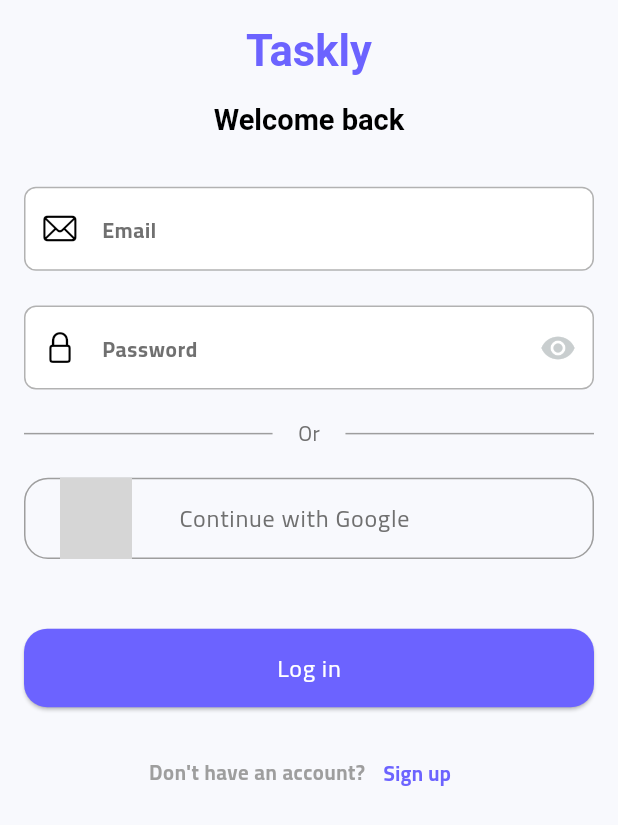
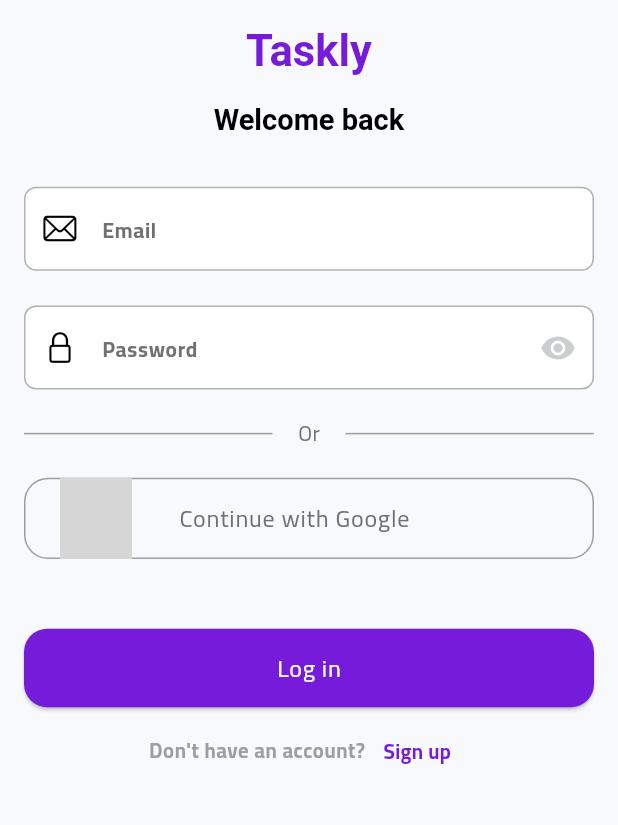
Before and after one commit to kareemzedan-dev/Taskly, a Flutter app: the screen it shows after launch, after a tap on "I'm a Freelancer", after a tap on "Log in", on a phone screen of 412 x 824 dp. Shown: the top 825 px of the screen. Run offline on Flutter 3.47's test engine with Material 3 defaults, Android fonts, the phone set to English and light mode, and no system bars; our stand-ins replace flutter_bloc, flutter_screenutil, video_player; missing offline and left inert: svg_flutter; Roboto replaces fonts that are missing (DM Sans); grey boxes are pictures that could not be loaded.

Commit message:
refactor: cleanup and refactor welcome page

```diff
--- /dev/null
+++ b/devtools_options.yaml
@@ -0,0 +1,3 @@
+description: This file stores settings for Dart & Flutter DevTools.
+documentation: https://docs.flutter.dev/tools/devtools/extensions#configure-extension-enablement-states
+extensions:
--- a/lib/core/utils/colors_manger.dart
+++ b/lib/core/utils/colors_manger.dart
@@ -1,7 +1,7 @@
 import 'package:flutter/material.dart';
 
 class ColorsManager {
-  static const Color primary = Color(0xFF6C63FF);
+  static const Color primary = Color(0xFF771BDA);
   static const Color secondary = Color(0xFFFFC107);
   static const Color accent = Color(0xFFFF6584);
 
--- a/lib/features/auth/presentation/views/widgets/login_view_body.dart
+++ b/lib/features/auth/presentation/views/widgets/login_view_body.dart
@@ -89,7 +89,7 @@
             /// Login button
             CustomBotton(title: "Log in", ontap: () {}),
 
-            SizedBox(height: 20.h),
+            SizedBox(height: 5.h),
 
             /// Sign up link
             Row(
--- a/lib/features/auth/presentation/views/widgets/register_view_body.dart
+++ b/lib/features/auth/presentation/views/widgets/register_view_body.dart
@@ -122,7 +122,7 @@
             SizedBox(height: 48.h),
 
             CustomBotton(title: "Create my account", ontap: () {}),
-            SizedBox(height: 20.h),
+            SizedBox(height: 5.h),
             Row(
               mainAxisAlignment: MainAxisAlignment.center,
               children: [
@@ -138,7 +138,7 @@
                 ),
                 TextButton(
                   onPressed: () {
-                     role == "freelancer"
+                    role == "freelancer"
                         ? Navigator.pushNamed(
                           context,
                           RoutesManager.login,
--- /dev/null
+++ b/lib/features/welcome/presentation/cubit/welcome_view_model.dart
@@ -0,0 +1,38 @@
+import 'package:flutter_bloc/flutter_bloc.dart';
+import 'package:video_player/video_player.dart';
+import 'welcome_states.dart';
+
+class WelcomeViewModel extends Cubit<WelcomeState> {
+  late VideoPlayerController _controller;
+
+  VideoPlayerController get controller => _controller;
+
+  WelcomeViewModel() : super(  WelcomeState()) {
+    _initVideo();
+  }
+
+  Future<void> _initVideo() async {
+    emit(state.copyWith(status: WelcomeStatus.loading));
+
+    _controller = VideoPlayerController.asset("assets/videos/welcome_video.mp4");
+    await _controller.initialize();
+
+    _controller
+      ..setLooping(true)
+      ..setVolume(0.0)
+      ..play();
+
+    emit(state.copyWith(status: WelcomeStatus.videoReady));
+  }
+
+void selectRole(UserRole role) {
+  emit(state.copyWith(selectedRole: role));
+}
+
+
+  @override
+  Future<void> close() {
+    _controller.dispose();
+    return super.close();
+  }
+}
--- a/lib/features/welcome/presentation/views/widgets/build_back_video.dart
+++ b/lib/features/welcome/presentation/views/widgets/build_back_video.dart
@@ -1,11 +1,16 @@
 import 'package:flutter/material.dart';
 import 'package:video_player/video_player.dart';
 
-SizedBox buildBackVideo(VideoPlayerController controller) {
-  return SizedBox.expand(
-    child:
-        controller.value.isInitialized
-            ? FittedBox(
+class BackVideo extends StatelessWidget {
+  final VideoPlayerController controller;
+
+  const BackVideo({super.key, required this.controller});
+
+  @override
+  Widget build(BuildContext context) {
+    return SizedBox.expand(
+      child: controller.value.isInitialized
+          ? FittedBox(
               fit: BoxFit.cover,
               child: SizedBox(
                 width: controller.value.size.width,
@@ -13,6 +18,7 @@
                 child: VideoPlayer(controller),
               ),
             )
-            : Container(color: Colors.black),
-  );
+          : Container(color: Colors.black),
+    );
+  }
 }
--- a/lib/features/welcome/presentation/views/widgets/role_selection_raw.dart
+++ b/lib/features/welcome/presentation/views/widgets/role_selection_raw.dart
@@ -1,16 +1,17 @@
 import 'package:flutter/material.dart';
 import 'package:flutter_screenutil/flutter_screenutil.dart';
 import 'package:taskly/core/utils/assets_manager.dart';
+import 'package:taskly/features/welcome/presentation/cubit/welcome_states.dart';
 import 'package:taskly/features/welcome/presentation/views/widgets/role_box.dart';
 import 'package:taskly/l10n/app_localizations.dart';
 
 class RoleSelectionRow extends StatelessWidget {
-  final int selectedIndex;
-  final Function(int) onRoleSelected;
+  final UserRole? selectedRole; // null لو لسه مش مختار
+  final Function(UserRole) onRoleSelected;
 
   const RoleSelectionRow({
     super.key,
-    required this.selectedIndex,
+    required this.selectedRole,
     required this.onRoleSelected,
   });
 
@@ -25,15 +26,15 @@
             image: Assets.assetsImagesFreelancer,
             title: AppLocalizations.of(context)!.freelancerTitle,
             subtitle: AppLocalizations.of(context)!.freelancerSubtitle,
-            isSelected: selectedIndex == 0,
-            onTap: () => onRoleSelected(0),
+            isSelected: selectedRole == UserRole.freelancer,
+            onTap: () => onRoleSelected(UserRole.freelancer),
           ),
           RoleBox(
             image: Assets.assetsImagesClient,
             title: AppLocalizations.of(context)!.clientTitle,
             subtitle: AppLocalizations.of(context)!.clientSubtitle,
-            isSelected: selectedIndex == 1,
-            onTap: () => onRoleSelected(1),
+            isSelected: selectedRole == UserRole.client,
+            onTap: () => onRoleSelected(UserRole.client),
           ),
         ],
       ),
--- a/lib/features/welcome/presentation/views/widgets/welcome_view_body.dart
+++ b/lib/features/welcome/presentation/views/widgets/welcome_view_body.dart
@@ -1,71 +1,50 @@
 import 'package:flutter/material.dart';
+import 'package:flutter_bloc/flutter_bloc.dart';
 import 'package:flutter_screenutil/flutter_screenutil.dart';
-import 'package:taskly/core/utils/assets_manager.dart';
 import 'package:taskly/core/utils/routes_manager.dart';
 import 'package:taskly/core/widgets/custom_button.dart';
+import 'package:taskly/features/welcome/presentation/cubit/welcome_states.dart';
+import 'package:taskly/features/welcome/presentation/cubit/welcome_view_model.dart';
 import 'package:taskly/features/welcome/presentation/views/widgets/build_back_video.dart';
 import 'package:taskly/features/welcome/presentation/views/widgets/gradient_overlay.dart';
-import 'package:taskly/features/welcome/presentation/views/widgets/role_box.dart';
 import 'package:taskly/features/welcome/presentation/views/widgets/role_selection_raw.dart';
 import 'package:taskly/l10n/app_localizations.dart';
-import 'package:video_player/video_player.dart';
 
-import '../../../../../core/theme/app_theme.dart';
-
-class WelcomeViewBody extends StatefulWidget {
+class WelcomeViewBody extends StatelessWidget {
   const WelcomeViewBody({super.key});
 
   @override
-  State<WelcomeViewBody> createState() => _WelcomeViewBodyState();
-}
-
-class _WelcomeViewBodyState extends State<WelcomeViewBody> {
-  late VideoPlayerController controller;
-  int selectedIndex = -1;
-
-  @override
-  void initState() {
-    super.initState();
-    controller = VideoPlayerController.asset("assets/videos/welcome_video.mp4")
-      ..initialize().then((_) {
-        setState(() {});
-        controller
-          ..setLooping(true)
-          ..setVolume(0.0)
-          ..play();
-      });
-  }
-
-  @override
-  void dispose() {
-    controller.dispose();
-    super.dispose();
-  }
-
-  @override
-  @override
   Widget build(BuildContext context) {
     final size = MediaQuery.of(context).size;
+
+    return BlocProvider(
+      create: (_) => WelcomeViewModel(),
+      child: BlocBuilder<WelcomeViewModel, WelcomeState>(
+        builder: (context, state) {
+          final cubit = context.read<WelcomeViewModel>();
 
           return SizedBox(
             width: double.infinity,
             height: size.height,
             child: Stack(
               children: [
-          buildBackVideo(controller),
+                if (state.status == WelcomeStatus.videoReady)
+                  BackVideo(controller: cubit.controller),
                 const Positioned.fill(child: GradientOverlay()),
+
                 Positioned(
                   left: 0,
                   right: 0,
                   bottom: 50.h,
                   child: Column(
-              mainAxisAlignment: MainAxisAlignment.center,
                     crossAxisAlignment: CrossAxisAlignment.stretch,
                     children: [
                       Text(
                         AppLocalizations.of(context)!.appTitle,
                         textAlign: TextAlign.center,
-                  style: Theme.of(context).textTheme.headlineMedium?.copyWith(
+                        style: Theme.of(
+                          context,
+                        ).textTheme.headlineMedium?.copyWith(
                           color: Colors.white,
                           fontWeight: FontWeight.bold,
                           fontSize: 40.sp,
@@ -75,7 +54,9 @@
                       Text(
                         AppLocalizations.of(context)!.welcomeMessage,
                         textAlign: TextAlign.center,
-                  style: Theme.of(context).textTheme.headlineSmall?.copyWith(
+                        style: Theme.of(
+                          context,
+                        ).textTheme.headlineSmall?.copyWith(
                           color: Colors.white,
                           fontWeight: FontWeight.bold,
                           fontSize: 30.sp,
@@ -83,35 +64,31 @@
                       ),
                       SizedBox(height: 20.h),
                       RoleSelectionRow(
-                  selectedIndex: selectedIndex,
-                  onRoleSelected: (index) {
-                    setState(() => selectedIndex = index);
-                  },
+                        selectedRole: state.selectedRole,
+                        onRoleSelected: cubit.selectRole,
                       ),
-
-                if (selectedIndex != -1) ...[
+                      if (state.selectedRole != null) ...[
                         SizedBox(height: 20.h),
                         Padding(
                           padding: const EdgeInsets.symmetric(horizontal: 16.0),
                           child: CustomBotton(
                             title:
-                          selectedIndex == 0
-                              ? "Create Freelancer Account"
-                              : "Create Client Account",
+                                state.selectedRole == UserRole.freelancer
+                                    ? AppLocalizations.of(
+                                      context,
+                                    )!.createFreelancerAccount
+                                    : AppLocalizations.of(
+                                      context,
+                                    )!.createClientAccount,
                             ontap: () {
-                        if (selectedIndex == 0) {
                               Navigator.pushNamed(
                                 context,
                                 RoutesManager.register,
-                            arguments: "freelancer",
+                                arguments:
+                                    state.selectedRole == UserRole.freelancer
+                                        ? "freelancer"
+                                        : "client",
                               );
-                        } else {
-                          Navigator.pushNamed(
-                            context,
-                            RoutesManager.register,
-                            arguments: "client",
-                          );
-                        }
                             },
                           ),
                         ),
@@ -122,7 +99,9 @@
                             mainAxisAlignment: MainAxisAlignment.center,
                             children: [
                               Text(
-                          'Already have an account?',
+                                AppLocalizations.of(
+                                  context,
+                                )!.alreadyHaveAccount,
                                 style: Theme.of(
                                   context,
                                 ).textTheme.bodySmall?.copyWith(
@@ -134,22 +113,18 @@
                               SizedBox(width: 5.w),
                               GestureDetector(
                                 onTap: () {
-                            if (selectedIndex == 0) {
                                   Navigator.pushNamed(
                                     context,
                                     RoutesManager.login,
-                                arguments: "freelancer",
+                                    arguments:
+                                        state.selectedRole ==
+                                                UserRole.freelancer
+                                            ? "freelancer"
+                                            : "client",
                                   );
-                            } else {
-                              Navigator.pushNamed(
-                                context,
-                                RoutesManager.login,
-                                arguments: "client",
-                              );
-                            }
                                 },
                                 child: Text(
-                            'Log in',
+                                  AppLocalizations.of(context)!.login,
                                   style: Theme.of(
                                     context,
                                   ).textTheme.bodyMedium?.copyWith(
@@ -169,5 +144,8 @@
               ],
             ),
           );
+        },
+      ),
+    );
   }
 }
--- a/lib/l10n/app_ar.arb
+++ b/lib/l10n/app_ar.arb
@@ -1,6 +1,6 @@
 {
   "@@locale": "ar",
-  "appTitle": "تاسكلي",
+  "appTitle": "Taskly",
   "welcomeMessage": "رتب شغلك، تواصل،\n  وحقق النجاح!",
   "freelancerTitle": "أنا مستقل",
   "freelancerSubtitle": "ابحث عن مشاريع وطوّر مسيرتك",
--- a/lib/l10n/app_localizations_ar.dart
+++ b/lib/l10n/app_localizations_ar.dart
@@ -9,7 +9,7 @@
   AppLocalizationsAr([String locale = 'ar']) : super(locale);
 
   @override
-  String get appTitle => 'تاسكلي';
+  String get appTitle => 'Taskly';
 
   @override
   String get welcomeMessage => 'رتب شغلك، تواصل،\n  وحقق النجاح!';
--- a/pubspec.yaml
+++ b/pubspec.yaml
@@ -39,6 +39,7 @@
   flutter_localizations:
     sdk: flutter
   svg_flutter: ^0.0.1
+  flutter_bloc: ^9.1.1
 
 dev_dependencies:
   flutter_test:
```
Also changed, not shown: lib/features/welcome/presentation/cubit/welcome_states.dart (added, +26 -0 lines), lib/features/welcome/presentation/views/widgets/social_login_button.dart (deleted, +0 -50 lines), lib/features/welcome/presentation/views/widgets/social_login_options.dart (deleted, +0 -47 lines), pubspec.lock. Lines whose indentation alone changed are shown as unchanged.
